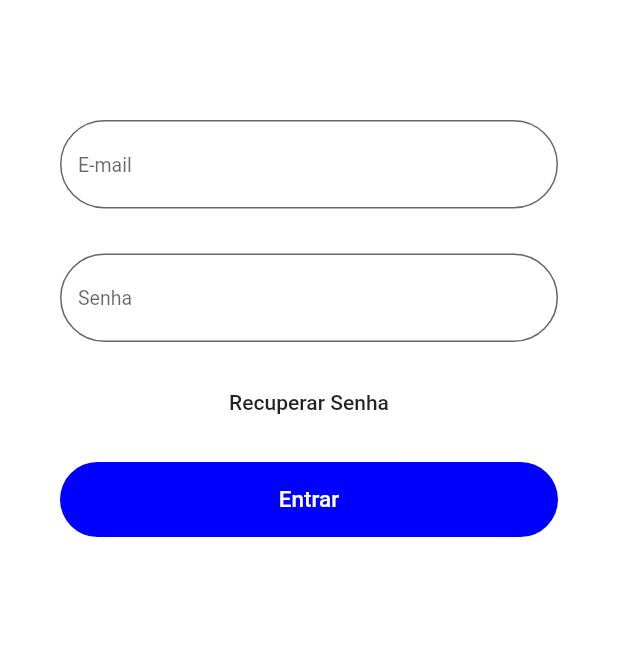
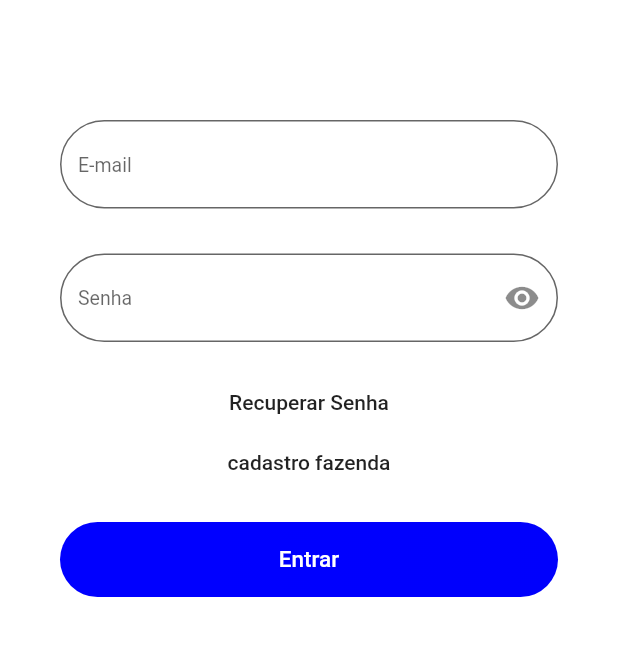
Before and after one commit to pedrohcms/tcc-mobile, a Flutter app: the screen it shows after launch, on a phone screen of 412 x 824 dp, the part 309-965 px from its top. Run offline on Flutter 3.47's test engine with Material 2 defaults, Android fonts, the phone set to English and light mode, and no system bars; our stand-ins replace email_validator, shared_preferences.

Commit message:
Tela Cadastro e atualizações nas funcionadlidades e layout
criação Tela Cadastro e atualizações nas funcionadlidades e layout

```diff
--- a/lib/src/app.dart
+++ b/lib/src/app.dart
@@ -1,4 +1,5 @@
 import 'package:flutter/material.dart';
+import 'package:mobile/src/pages/CadastroFazenda/CadastroFazendaPage.dart';
 import 'package:mobile/src/pages/LoginPage/LoginPage.dart';
 import 'package:mobile/src/pages/ResetPasswordPage/ResetPasswordPage.dart';
 
@@ -12,7 +13,8 @@ class App extends StatelessWidget {
       ),
       routes: {
         "/": (context) => LoginPage(),
-        "/reset_password": (context) => ResetPasswordPage()
+        "/reset_password": (context) => ResetPasswordPage(),
+        "/cadastro_fazenda": (context) => CadastroFazendaPage()
       },
     );
   }
--- a/lib/src/pages/LoginPage/LoginBloc.dart
+++ b/lib/src/pages/LoginPage/LoginBloc.dart
@@ -8,6 +8,15 @@ import 'package:mobile/src/services/ApiService.dart';
 import 'package:mobile/src/services/TokenService.dart';
 
 class LoginBloc extends ChangeNotifier {
+  bool passwordFieldVisibility = true;
+
+  final StreamController<bool> _passwordFieldVisibilityController =
+      StreamController<bool>();
+  Sink<bool> get passwordFieldVisibilityInput =>
+      _passwordFieldVisibilityController.sink;
+  Stream<bool> get passwordFieldVisibilityOutput =>
+      _passwordFieldVisibilityController.stream;
+
   Future<Map<String, String>> login(String email, String password) async {
     ApiService apiService = new ApiService();
 
@@ -52,4 +61,18 @@ class LoginBloc extends ChangeNotifier {
     result['title'] = 'Sucesso';
     return result;
   }
+
+  @override
+  void dispose() {
+    _passwordFieldVisibilityController.close();
+
+    super.dispose();
+  }
+
+  void changePasswordFieldVisibility() {
+    passwordFieldVisibility = !passwordFieldVisibility;
+    passwordFieldVisibilityInput.add(passwordFieldVisibility);
+
+    notifyListeners();
+  }
 }
--- a/lib/src/pages/LoginPage/LoginPage.dart
+++ b/lib/src/pages/LoginPage/LoginPage.dart
@@ -90,9 +90,22 @@ class _LoginPageState extends State<LoginPage> {
                   ),
                   Container(
                     alignment: Alignment.center,
-                    child: TextFormField(
+                    child: StreamBuilder<bool>(
+                        stream: _loginBloc.passwordFieldVisibilityOutput,
+                        initialData: true,
+                        builder: (context, snapshot) {
+                          return TextFormField(
                             // campo senha
+                            obscureText: snapshot.data,
                             decoration: new InputDecoration(
+                              suffixIcon: IconButton(
+                                icon: (snapshot.data
+                                    ? Icon(Icons.visibility)
+                                    : Icon(Icons.visibility_off)),
+                                onPressed: () {
+                                  _loginBloc.changePasswordFieldVisibility();
+                                },
+                              ),
                               border: new OutlineInputBorder(
                                 borderRadius: const BorderRadius.all(
                                   const Radius.circular(60.0),
@@ -114,7 +127,8 @@ class _LoginPageState extends State<LoginPage> {
                               return null;
                             },
                             controller: _passwordFieldController,
-                    ),
+                          );
+                        }),
                   ),
                   SizedBox(
                     height: 20,
@@ -129,6 +143,20 @@ class _LoginPageState extends State<LoginPage> {
                       ),
                       onPressed: () {
                         Navigator.pushNamed(context, '/reset_password');
+                      },
+                    ),
+                  ),
+
+                  Container(
+                    height: 40,
+                    alignment: Alignment.center,
+                    child: FlatButton(
+                      child: Text(
+                        "cadastro fazenda",
+                        textAlign: TextAlign.center,
+                      ),
+                      onPressed: () {
+                        Navigator.pushNamed(context, '/cadastro_fazenda');
                       },
                     ),
                   ),
--- a/lib/src/pages/ResetPasswordPage/ResetPasswordBloc.dart
+++ b/lib/src/pages/ResetPasswordPage/ResetPasswordBloc.dart
@@ -47,7 +47,7 @@ class ResetPasswordBloc extends ChangeNotifier {
       "password": password,
       "confirm_password": confirmPassword
     };
-    Map<String, String> result = {'tittle': 'Mensagem', 'message': ''};
+    Map<String, String> result = {'title': 'Mensagem', 'message': ''};
 
     Response response;
 
@@ -58,7 +58,7 @@ class ResetPasswordBloc extends ChangeNotifier {
           body: jsonEncode(body));
       print(response.statusCode);
       print(response.body);
-      result["message"] = 'deu certo';
+      result["message"] = response.body;
     } on SocketException {
       result["message"] = 'O dispositivo está sem internet';
       return result;
@@ -71,6 +71,7 @@ class ResetPasswordBloc extends ChangeNotifier {
 
       return result;
     }
+    return result;
   }
 
   @override
--- a/lib/src/services/ApiService.dart
+++ b/lib/src/services/ApiService.dart
@@ -4,7 +4,7 @@ import 'package:http/http.dart';
 
 class ApiService {
   final Client _client = new Client();
-  final String _baseUrl = 'http://10.0.0.167:3333/v1';
+  final String _baseUrl = 'http://192.168.1.105:3333/v1';
   final int _timeOut = 5;
 
   /// Responsible for making the request to the API
--- a/pubspec.yaml
+++ b/pubspec.yaml
@@ -71,3 +71,4 @@ flutter:
   assets:
     - images/logo.png
     - images/recu_senha.png
+    - images/cad_fazenda.png
```
Also changed, not shown: lib/src/pages/CadastroFazenda/CadastroFazendaPage.dart (added, +167 -0 lines), lib/src/pages/ResetPasswordPage/ResetPasswordPage.dart (+5 -8 lines), images/cad_fazenda.png (added). Lines whose indentation alone changed are shown as unchanged.
